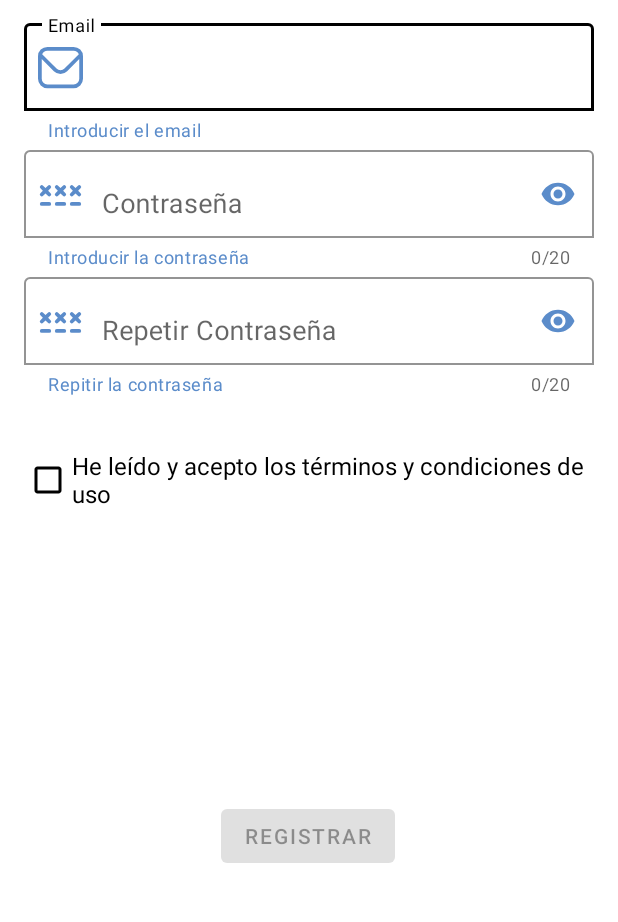
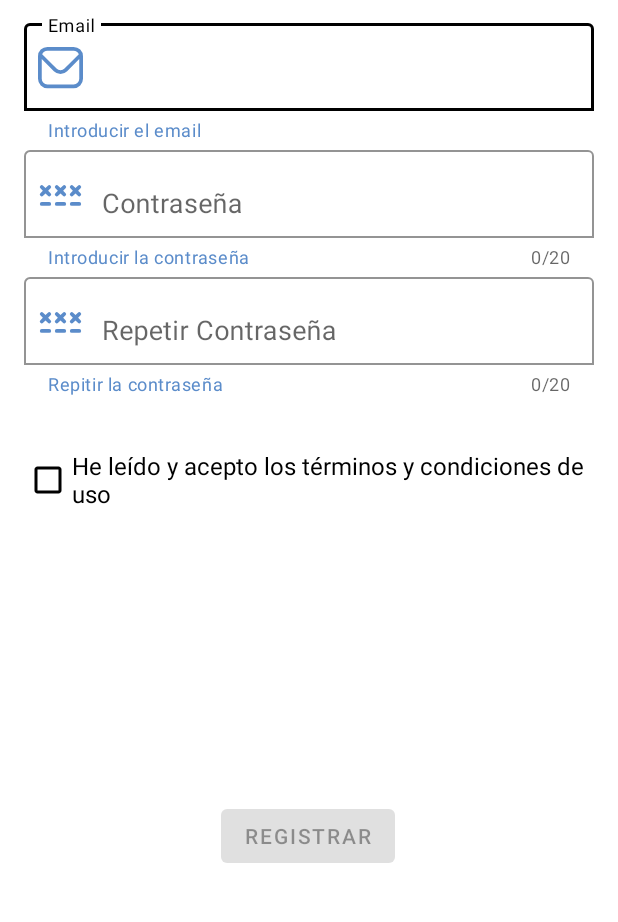
Before and after one commit to WINDOWEXPRESS/Debatazo_Demo, an Android app: the ActividadRegistrar screen opened directly, with no data from a screen before it, on a phone screen of 412 x 824 dp, the part 280-1202 px from its top. Run offline under Robolectric (Android 15) with nearby library versions, the phone set to English and light mode, and no system bars; libraries missing offline, so code that uses them is left out: com.google.firebase.crashlytics.

Commit message:
Cambiar actividad_registrar.xml la contraseña a contraseña visible y su logica

```diff
--- a/app/src/main/res/layout/actividad_registrar.xml
+++ b/app/src/main/res/layout/actividad_registrar.xml
@@ -81,7 +81,6 @@
         app:counterEnabled="true"
 
         app:counterMaxLength="20"
-        app:endIconMode="password_toggle"
         app:endIconTint="@color/azul_marino"
 
         app:errorTextColor="@color/red"
@@ -101,7 +100,7 @@
         <com.google.android.material.textfield.TextInputEditText
             android:layout_width="match_parent"
             android:layout_height="match_parent"
-            android:inputType="textPassword"
+            android:inputType="textVisiblePassword"
             android:textSize="18dp" />
 
     </com.google.android.material.textfield.TextInputLayout>
@@ -117,7 +116,6 @@
         app:counterEnabled="true"
         app:counterMaxLength="20"
 
-        app:endIconMode="password_toggle"
         app:endIconTint="@color/azul_marino"
         app:errorTextColor="@color/red"
         app:errorEnabled="true"
@@ -135,7 +133,7 @@
         <com.google.android.material.textfield.TextInputEditText
             android:layout_width="match_parent"
             android:layout_height="match_parent"
-            android:inputType="textPassword"
+            android:inputType="textVisiblePassword"
             android:textSize="18dp" />
 
     </com.google.android.material.textfield.TextInputLayout>
```
Also changed, not shown: app/src/main/java/com/example/debatazo/usuario/registrar/ActividadRegistrar.java (+3 -9 lines).
